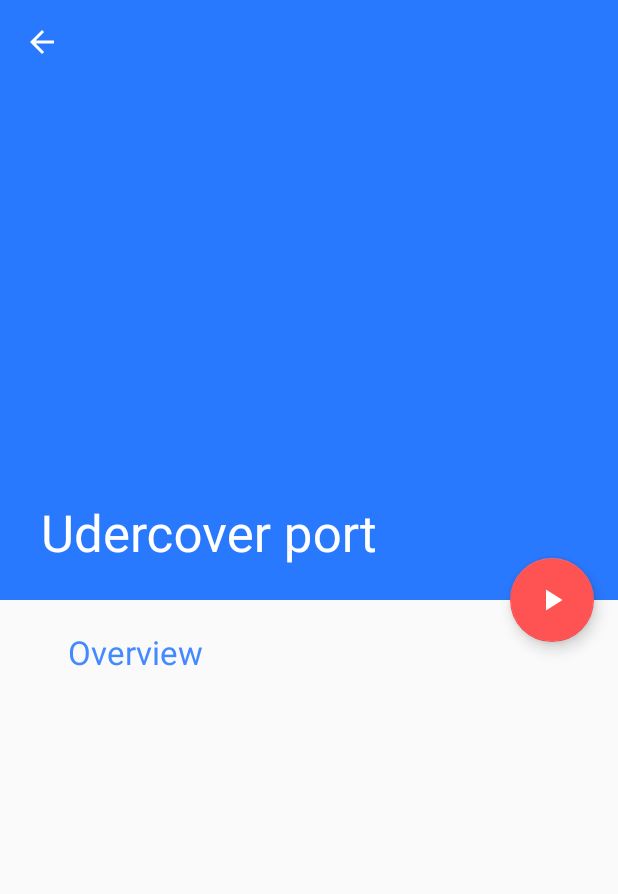
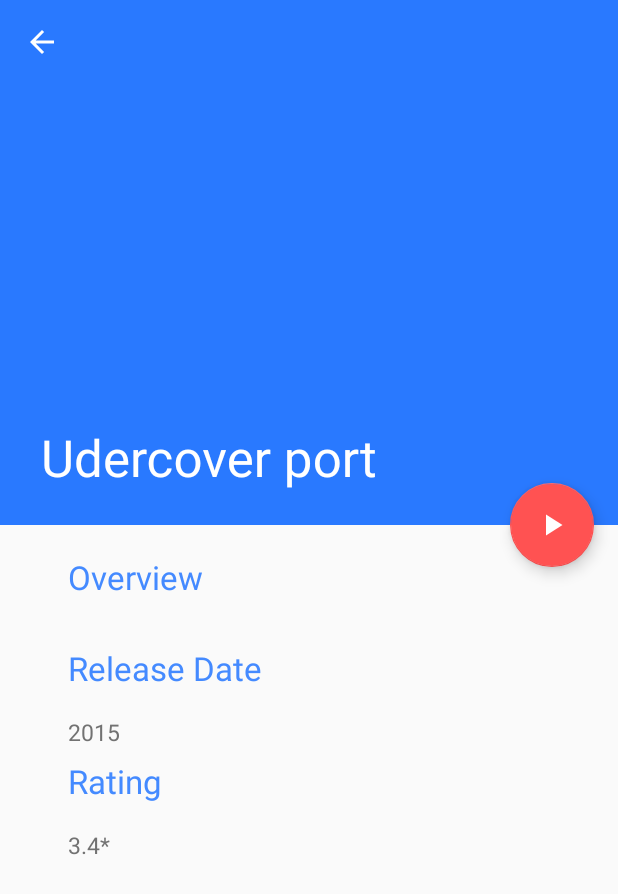
Before and after one commit to Nsikaktopdown/PopularMovies, an Android app: the Movie_Details screen opened directly, with no data from a screen before it, on a phone screen of 412 x 824 dp. Shown: the top 894 px of the screen. Run offline under Robolectric (Android 15) with nearby library versions, the phone set to English and light mode, and no system bars; our stand-ins replace Volley; libraries missing offline, so code that uses them is left out: android.support.v7; network calls fail; 1 statement that could not run was skipped.

Commit message:
Added: release date and rating textview

```diff
--- a/app/src/main/res/layout/activity_movie__details.xml
+++ b/app/src/main/res/layout/activity_movie__details.xml
@@ -10,7 +10,7 @@
     <android.support.design.widget.AppBarLayout
         android:id="@+id/app_bar"
         android:layout_width="match_parent"
-        android:layout_height="400dp"
+        android:layout_height="350dp"
         android:fitsSystemWindows="true"
         android:theme="@style/AppTheme.AppBarOverlay">
 
--- a/app/src/main/res/layout/content_movie__details.xml
+++ b/app/src/main/res/layout/content_movie__details.xml
@@ -21,15 +21,47 @@
             android:layout_height="wrap_content"
             android:layout_marginBottom="10dp"
             android:text="@string/overvi"
-            android:textColor="#448AFF"
+            android:textColor="@color/light_blue"
             android:textSize="22sp" />
 
         <TextView
             android:id="@+id/overview_text"
             android:layout_width="wrap_content"
             android:layout_height="wrap_content"
-            android:textColor="#727272"
+            android:textColor="@color/textcolor"
             android:textSize="15sp" />
+        <TextView
+            android:layout_width="wrap_content"
+            android:layout_height="wrap_content"
+            android:layout_marginBottom="10dp"
+            android:text="@string/release_date"
+            android:textColor="@color/light_blue"
+            android:textSize="22sp" />
+        <TextView
+            android:layout_marginTop="7dp"
+            android:id="@+id/date_text"
+            android:layout_width="wrap_content"
+            android:layout_height="wrap_content"
+            android:textColor="@color/textcolor"
+            android:text="2015"
+            android:textSize="15sp" />
+        <TextView
+            android:layout_marginTop="7dp"
+            android:layout_width="wrap_content"
+            android:layout_height="wrap_content"
+            android:layout_marginBottom="10dp"
+            android:text="@string/rating"
+            android:textColor="@color/light_blue"
+            android:textSize="22sp" />
+        <TextView
+            android:layout_marginTop="7dp"
+            android:id="@+id/rating_text"
+            android:layout_width="wrap_content"
+            android:layout_height="wrap_content"
+            android:textColor="@color/textcolor"
+            android:text="3.4*"
+            android:textSize="15sp" />
+
     </LinearLayout>
 
 </android.support.v4.widget.NestedScrollView>
--- a/app/src/main/res/values/colors.xml
+++ b/app/src/main/res/values/colors.xml
@@ -3,4 +3,6 @@
     <color name="colorPrimary">#2979FF</color>
     <color name="colorPrimaryDark">#2962FF</color>
     <color name="colorAccent">#FF5252</color>
+    <color name="light_blue">#448AFF</color>
+    <color name="textcolor">#727272</color>
 </resources>
--- a/app/src/main/res/values/strings.xml
+++ b/app/src/main/res/values/strings.xml
@@ -10,6 +10,8 @@
     <string name="navigation_drawer_close">Close navigation drawer</string>
     <string name="title_activity_movie__details">Udercover port</string>
     <string name="overvi">Overview</string>
+    <string name="release_date">Release Date</string>
+    <string name="rating">Rating</string>
 
 
     <string name="pref_sort_key" translatable="false">sorting</string>
```
